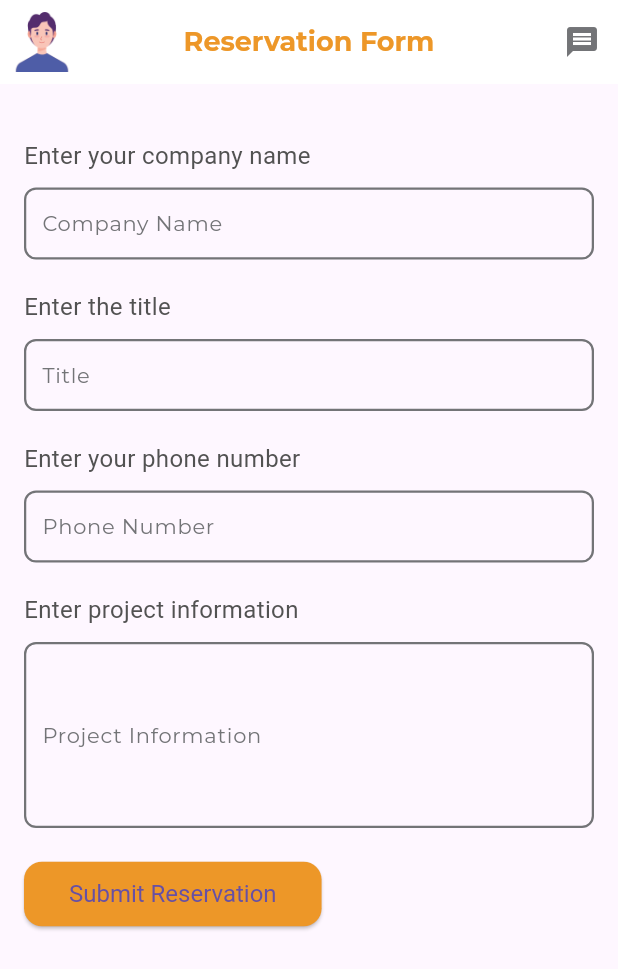
After one commit to ZiadWaled/COMPANY_FLUTTER, a Flutter app: the ReservationFormPage screen opened directly, on a phone screen of 412 x 824 dp. The commit adds this screen. Shown: the top 969 px of the screen. Run offline on Flutter 3.47's test engine with Material 3 defaults, Android fonts, the light colour scheme and no system bars; network calls fail.

Commit message:
finsh ui

```diff
--- a/lib/main.dart
+++ b/lib/main.dart
@@ -8,12 +8,12 @@ Future<void> main() async {
 
 @immutable
 class MyApp extends StatelessWidget {
-  MyApp._internal(); // named constructor
+  MyApp._internal();
 
   int? appState = 0;
 
   static final MyApp _instance =
-      MyApp._internal(); // single instance or singleton
+      MyApp._internal();
 
   factory MyApp() =>
       _instance;
--- a/lib/presentation/main/pages/home/home_page.dart
+++ b/lib/presentation/main/pages/home/home_page.dart
@@ -7,8 +7,7 @@ class HomePage extends StatelessWidget {
 
   final List<String> images = List.generate(
     10,
-    (index) =>
-        'https://images.skynewsarabia.com/images/v2/2023/10/03/1658558/800/450/1-1658558.jpeg',
+    (index) => 'assets/3.jpeg',
   );
 
   @override
@@ -107,7 +106,7 @@ class ImageCard extends StatelessWidget {
         ),
         child: ClipRRect(
           borderRadius: BorderRadius.circular(12),
-          child: Image.network(
+          child: Image.asset(
             imageUrl,
             fit: BoxFit.cover,
           ),
--- /dev/null
+++ b/lib/presentation/main/pages/reservation_form_page/reservation_form_page.dart
@@ -0,0 +1,103 @@
+import 'package:company_flutter/resources/color_manager.dart';
+import 'package:company_flutter/resources/font_manager.dart';
+import 'package:company_flutter/resources/styles_manager.dart';
+import 'package:company_flutter/widgets/custom_appBar.dart';
+import 'package:flutter/material.dart';
+
+class ReservationFormPage extends StatelessWidget {
+  const ReservationFormPage({super.key});
+
+  @override
+  Widget build(BuildContext context) {
+    return Scaffold(
+      appBar: CustomAppbar(
+        image: 'assets/s.png',
+        icon: Icons.message,
+        title: 'Reservation Form',
+        colorTitle: ColorManager.primary,
+        colorIcon: ColorManager.gray,
+      ),
+      body: Padding(
+        padding: const EdgeInsets.all(16.0),
+        child: Column(
+          crossAxisAlignment: CrossAxisAlignment.start,
+          children: [
+            const SizedBox(height: 20),
+            Text(
+              'Enter your company name',
+              style: TextStyle(fontSize: 16, color: ColorManager.darkGray),
+            ),
+            const SizedBox(height: 10),
+            TextField(
+              decoration: InputDecoration(
+                labelText: 'Company Name',
+                border: OutlineInputBorder(),
+              ),
+            ),
+            const SizedBox(height: 20),
+
+            // Title TextField
+            Text(
+              'Enter the title',
+              style: TextStyle(fontSize: 16, color: ColorManager.darkGray),
+            ),
+            const SizedBox(height: 10),
+            TextField(
+              decoration: InputDecoration(
+                labelText: 'Title',
+                border: OutlineInputBorder(),
+              ),
+            ),
+            const SizedBox(height: 20),
+
+            // Phone Number TextField
+            Text(
+              'Enter your phone number',
+              style: TextStyle(fontSize: 16, color: ColorManager.darkGray),
+            ),
+            const SizedBox(height: 10),
+            TextField(
+              decoration: InputDecoration(
+                labelText: 'Phone Number',
+                border: OutlineInputBorder(),
+              ),
+            ),
+            const SizedBox(height: 20),
+
+            // Project Information TextField
+            Text(
+              'Enter project information',
+              style: TextStyle(fontSize: 16, color: ColorManager.darkGray),
+            ),
+            const SizedBox(height: 10),
+            TextField(
+              maxLines: 6,
+              decoration: InputDecoration(
+                labelText: 'Project Information',
+                border: OutlineInputBorder(),
+              ),
+            ),
+            const SizedBox(height: 20),
+
+            // Submit Button
+            ElevatedButton(
+              onPressed: () {
+                // Add action to submit the form
+                ScaffoldMessenger.of(context).showSnackBar(
+                  SnackBar(content: Text('Reservation Submitted!')),
+                );
+              },
+              child: Text('Submit Reservation'),
+              style: ElevatedButton.styleFrom(
+                backgroundColor: ColorManager.primary,
+                padding:
+                    const EdgeInsets.symmetric(vertical: 12, horizontal: 30),
+                textStyle: TextStyle(fontSize: FontSize.s16),
+              ),
+            ),
+          ],
+        ),
+      ),
+    );
+  }
+}
--- a/lib/widgets/Custom_widget_send_offer.dart
+++ b/lib/widgets/Custom_widget_send_offer.dart
@@ -19,7 +19,7 @@ class CustomWidgetSendOrder extends StatelessWidget {
     {
       'icon': Icons.android,
       'text': 'Android',
-      'color': ColorManager.white,
+      'color': ColorManager.primary,
     },
     {
       'icon': Icons.share,
@@ -49,7 +49,7 @@ class CustomWidgetSendOrder extends StatelessWidget {
             child: Column(
               crossAxisAlignment: CrossAxisAlignment.start,
               children: [
-                 Text(
+                Text(
                   'Our Service',
                   style: TextStyle(
                     fontSize: 24,
```
Also changed, not shown: lib/presentation/main/main_view.dart (+13 -54 lines), lib/presentation/main/pages/our_case_studies/our_case_studies_page.dart (added, +90 -0 lines).
